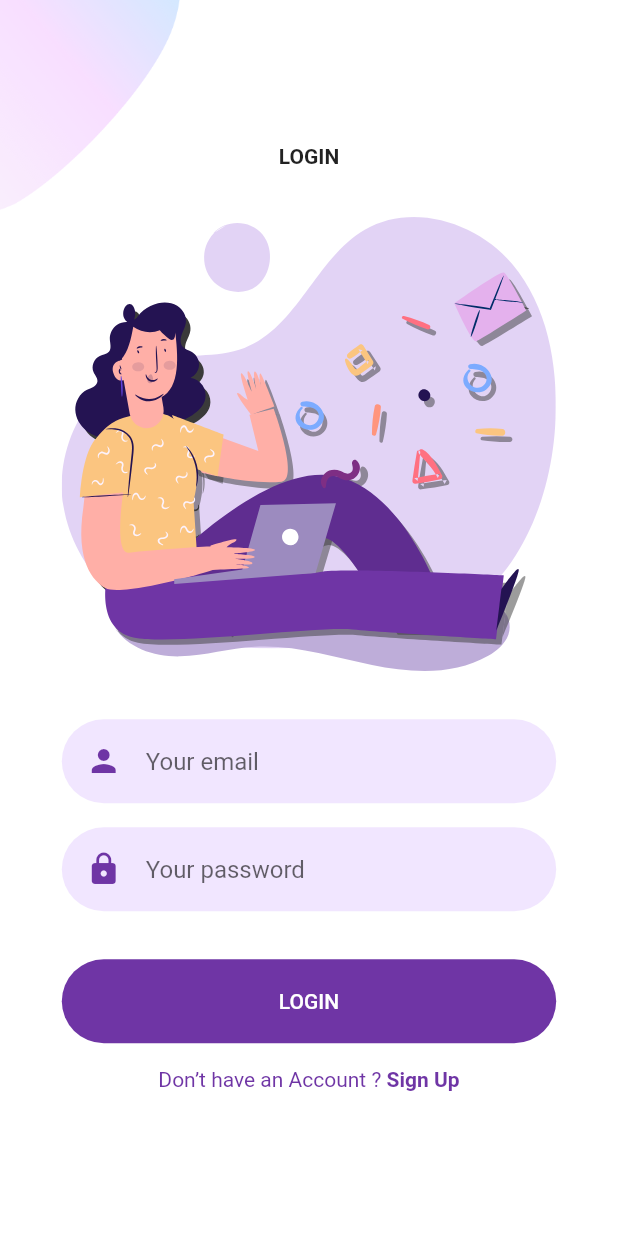
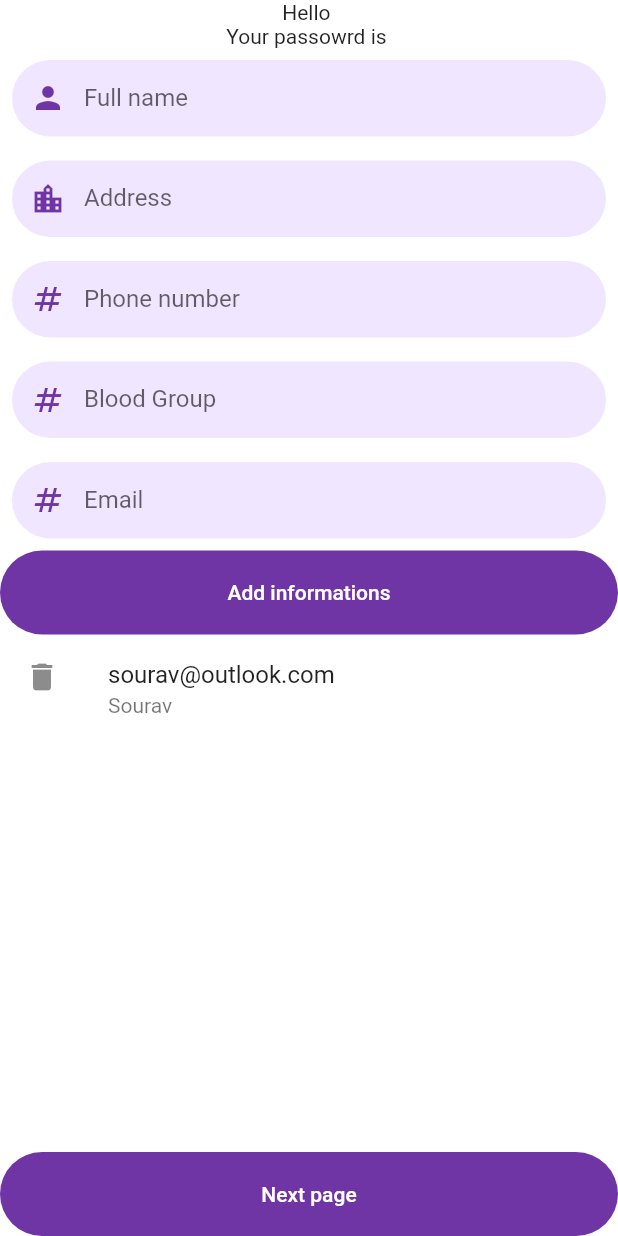
Before and after one commit to Souravchwn/Flutter-Projects, a Flutter app: the screen it shows after launch, after a tap on "LOGIN", on a phone screen of 412 x 824 dp. Run offline on Flutter 3.47's test engine with Material 2 defaults, Android fonts, the phone set to English and light mode, and no system bars; our stand-ins replace flutter_svg, google_fonts.

Commit message:
modified_changes

```diff
--- a/lib/Login_UI.dart
+++ b/lib/Login_UI.dart
@@ -1,7 +1,7 @@
 import 'package:flutter/material.dart';
 import 'package:flutter/src/widgets/container.dart';
 import 'package:flutter/src/widgets/framework.dart';
-import 'package:flutter_application_1/Animation/FadeAnimation.dart';
+
 
 class LoginUI extends StatefulWidget {
   const LoginUI({super.key});
--- a/lib/Screens/Login/components/login_form.dart
+++ b/lib/Screens/Login/components/login_form.dart
@@ -1,4 +1,5 @@
 import 'package:flutter/material.dart';
+import 'package:flutter_application_1/home_screen.dart';
 
 import '../../../components/already_have_an_account_acheck.dart';
 import '../../../constants.dart';
@@ -14,12 +15,17 @@ class LoginForm extends StatefulWidget {
 }
 
 class _LoginFormState extends State<LoginForm> {
+  final _usernameController = TextEditingController();
+  final _passwordController = TextEditingController();
+  final _fromKey = GlobalKey<FormState>();
   @override
   Widget build(BuildContext context) {
     return Form(
+      key: _fromKey,
       child: Column(
         children: [
           TextFormField(
+            controller: _usernameController,
             keyboardType: TextInputType.emailAddress,
             textInputAction: TextInputAction.next,
             cursorColor: kPrimaryColor,
@@ -35,6 +41,7 @@ class _LoginFormState extends State<LoginForm> {
           Padding(
             padding: const EdgeInsets.symmetric(vertical: defaultPadding),
             child: TextFormField(
+              controller: _passwordController,
               textInputAction: TextInputAction.done,
               obscureText: true,
               cursorColor: kPrimaryColor,
@@ -51,7 +58,21 @@ class _LoginFormState extends State<LoginForm> {
           Hero(
             tag: "login_btn",
             child: ElevatedButton(
-              onPressed: () {},
+              onPressed: () {
+                if (_fromKey.currentState!.validate()) {
+                  Navigator.push(
+                      context,
+                      MaterialPageRoute(
+                        builder: (context) => HomeScreen(
+                            email: _usernameController.text,
+                            password: _passwordController.text),
+                      ));
+                }
+
+                // return "Please provide informations";
+                // }if (_usernameController.text == null ||
+                //     _passwordController.text == null) {
+              },
               child: Text(
                 "Login".toUpperCase(),
               ),
--- a/lib/Screens/Signup/signup_screen.dart
+++ b/lib/Screens/Signup/signup_screen.dart
@@ -29,7 +29,7 @@ class SignUpScreen extends StatelessWidget {
                       child: SignUpForm(),
                     ),
                     SizedBox(height: defaultPadding / 2),
-                    // SocalSignUp()
+                    SocalSignUp()
                   ],
                 ),
               )
--- a/lib/Screens/Welcome/components/welcome_image.dart
+++ b/lib/Screens/Welcome/components/welcome_image.dart
@@ -23,7 +23,7 @@ class WelcomeImage extends StatelessWidget {
             Expanded(
               flex: 8,
               child: SvgPicture.asset("assets/icons/chat.svg",
-                  allowDrawingOutsideViewBox: true),
+                  ),
             ),
             Spacer(),
           ],
--- /dev/null
+++ b/lib/details_employee.dart
@@ -0,0 +1,39 @@
+import 'package:flutter/cupertino.dart';
+import 'package:flutter/material.dart';
+import 'package:flutter/src/widgets/container.dart';
+import 'package:flutter/src/widgets/framework.dart';
+import 'package:flutter_application_1/employe_details.dart';
+
+class DetailsEmply extends StatelessWidget {
+  // final String? name;
+  // final String? blood;
+  // final String? phone;
+  // final String? address;
+  // final String? email;
+  final List<EmployeeDetails> details;
+  const DetailsEmply({super.key, required this.details});
+
+  @override
+  Widget build(BuildContext context) {
+    for (var i in details) {
+      print(i.name);
+    }
+
+    return Scaffold(
+      body: ListView(children: [
+        ...details
+            .map((e) => ListTile(
+                  title: Text("Empolyee details \n Name =${e.name}"),
+                ))
+            .toList(),
+      ]),
+      // body: ListView.builder(
+      //   itemCount: details.length,
+      //   itemBuilder: (context, index) => ListTile(
+      //     title: Text(details[index].email!),
+      //     subtitle: Text(details[index].name!),
+      //   ),
+      // ),
+    );
+  }
+}
--- /dev/null
+++ b/lib/employe_details.dart
@@ -0,0 +1,23 @@
+import 'package:flutter/src/widgets/container.dart';
+import 'package:flutter/src/widgets/framework.dart';
+
+class EmployeeDetails {
+  final String? name;
+  final String? address;
+  final String? blood;
+  final String? phone;
+  final String? email;
+
+  const EmployeeDetails(
+      {this.name, this.address, this.blood, this.phone, this.email});
+}
+
+
+  final List<EmployeeDetails> details = [
+    EmployeeDetails(
+        email: "sourav@outlook.com",
+        address: "Dhaka",
+        blood: "B+",
+        name: "Sourav",
+        phone: "017xxxxxxxx")
+  ];
--- /dev/null
+++ b/lib/home_screen.dart
@@ -0,0 +1,121 @@
+import 'package:flutter/material.dart';
+import 'package:flutter/src/widgets/container.dart';
+import 'package:flutter/src/widgets/framework.dart';
+import 'package:flutter_application_1/Screens/Login/components/login_screen_top_image.dart';
+import 'package:flutter_application_1/Screens/Welcome/components/login_signup_btn.dart';
+import 'package:flutter_application_1/details_employee.dart';
+import 'package:flutter_application_1/employe_details.dart';
+
+class HomeScreen extends StatefulWidget {
+  final String? email;
+  final String? password;
+
+  const HomeScreen({super.key, required this.email, this.password});
+
+  @override
+  State<HomeScreen> createState() => _HomeScreenState();
+}
+
+class _HomeScreenState extends State<HomeScreen> {
+  final _nameController = TextEditingController();
+  final _emailcontroller = TextEditingController();
+  final _bloodcrrl = TextEditingController();
+  final _phonectrl = TextEditingController();
+  final _addresscnrl = TextEditingController();
+
+  @override
+  Widget build(BuildContext context) {
+    final height = MediaQuery.of(context).size.height;
+    return Scaffold(
+      body: Container(
+        height: height,
+        width: double.infinity,
+        child: Column(
+          // mainAxisAlignment: MainAxisAlignment.center,
+          children: [
+            Text("Hello ${widget.email}"),
+            Text("Your passowrd is ${widget.password}"),
+            Padding(
+              padding: const EdgeInsets.all(8.0),
+              child: TextFormField(
+                  controller: _nameController,
+                  decoration: InputDecoration(
+                    labelText: "Full name",
+                    prefixIcon: Icon(Icons.person),
+                  )),
+            ),
+            Padding(
+              padding: const EdgeInsets.all(8.0),
+              child: TextFormField(
+                controller: _addresscnrl,
+                decoration: InputDecoration(
+                    labelText: "Address",
+                    prefixIcon: Icon(
+                      Icons.location_city,
+                    )),
+              ),
+            ),
+            Padding(
+              padding: const EdgeInsets.all(8.0),
+              child: TextFormField(
+                controller: _phonectrl,
+                decoration: InputDecoration(
+                    labelText: "Phone number", prefixIcon: Icon(Icons.numbers)),
+              ),
+            ),
+            Padding(
+              padding: const EdgeInsets.all(8.0),
+              child: TextFormField(
+                controller: _bloodcrrl,
+                decoration: InputDecoration(
+                    labelText: "Blood Group", prefixIcon: Icon(Icons.numbers)),
+              ),
+            ),
+            Padding(
+              padding: const EdgeInsets.all(8.0),
+              child: TextFormField(
+                controller: _emailcontroller,
+                decoration: InputDecoration(
+                    labelText: "Email", prefixIcon: Icon(Icons.numbers)),
+              ),
+            ),
+            ElevatedButton(
+                onPressed: () {
+                  setState(() {
+                    details.add(EmployeeDetails(
+                        address: _addresscnrl.text,
+                        blood: _bloodcrrl.text,
+                        email: _emailcontroller.text,
+                        name: _nameController.text,
+                        phone: _phonectrl.text));
+                  });
+                },
+                child: Text("Add informations")),
+            Expanded(
+              child: ListView.builder(
+                itemCount: details.length,
+                itemBuilder: (context, index) => ListTile(
+                  onTap: () {
+                    details.removeAt(index);
+                  },
+                  leading: Icon(Icons.delete),
+                  title: Text(details[index].email!),
+                  subtitle: Text(details[index].name!),
+                ),
+              ),
+            ),
+            ElevatedButton(
+                onPressed: () {
+                  Navigator.push(
+                      context,
+                      MaterialPageRoute(
+                        builder: (context) => DetailsEmply(details: details),
+                      ));
+                },
+                child: Text("Next page"))
+          ],
+        ),
+      ),
+    );
+  }
+}
--- a/lib/main.dart
+++ b/lib/main.dart
@@ -1,7 +1,9 @@
 import 'package:flutter/material.dart';
 import 'package:flutter_application_1/Login.dart';
 import 'package:flutter_application_1/Login_UI.dart';
+import 'package:flutter_application_1/Screens/Login/login_screen.dart';
 import 'package:flutter_application_1/Screens/Welcome/welcome_screen.dart';
+import 'package:flutter_application_1/home_screen.dart';
 import 'package:flutter_application_1/second_page.dart';
 import 'package:flutter_application_1/third_page.dart';
 import 'package:flutter_application_1/constants.dart';
@@ -45,7 +47,7 @@ class MyApp extends StatelessWidget {
             // primarySwatch: Colors.blue,
             ),
         debugShowCheckedModeBanner: false,
-        home: const WelcomeScreen());
+        home: const LoginScreen());
   }
 }
 
--- a/lib/registration.dart
+++ b/lib/registration.dart
@@ -1,7 +1,6 @@
 import 'package:flutter/material.dart';
 import 'package:flutter/src/widgets/container.dart';
 import 'package:flutter/src/widgets/framework.dart';
-import 'package:flutter_application_1/Animation/FadeAnimation.dart';
 
 class Registration extends StatefulWidget {
   const Registration({super.key});
```
Also changed, not shown: lib/Animation/FadeAnimation.dart (deleted, +0 -33 lines).
